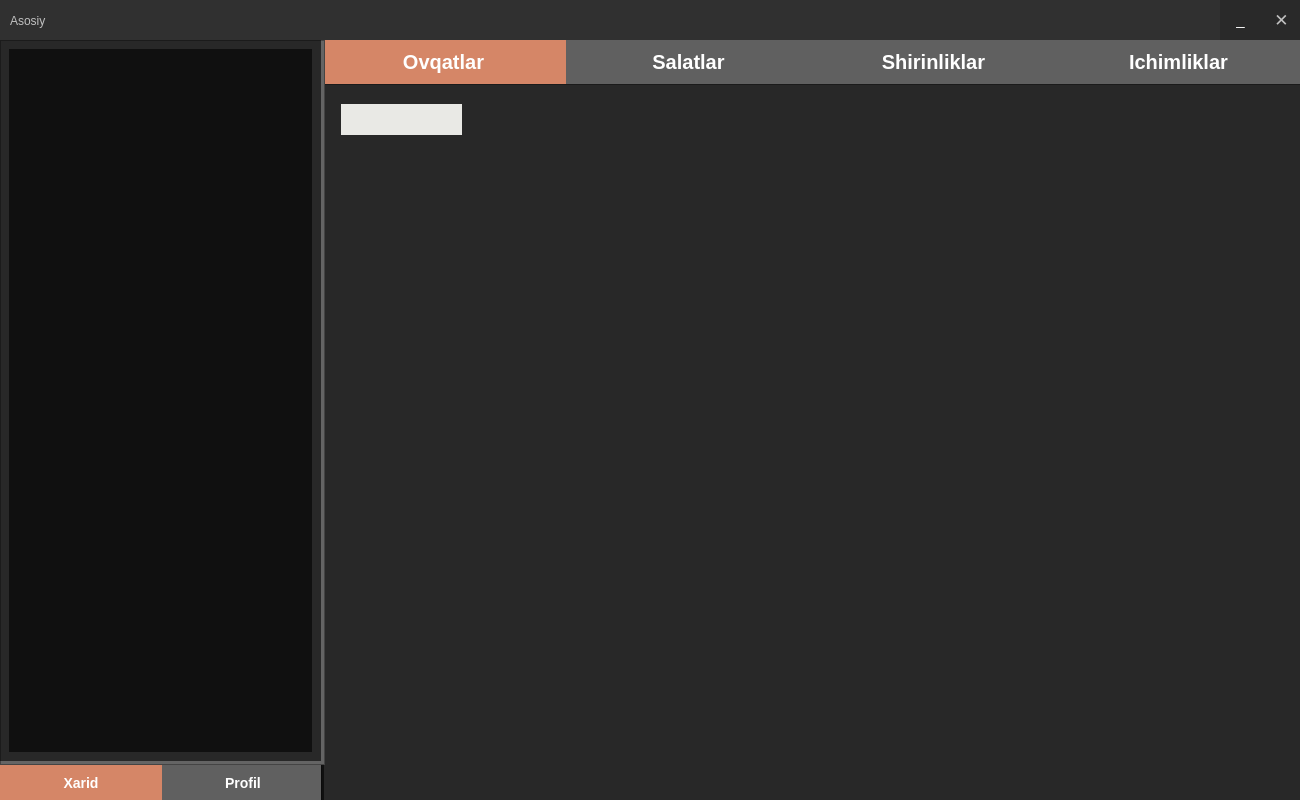
Old version of the form design/main_user.ui in the repository Ahmadjon-Ergashev/Restaurant.
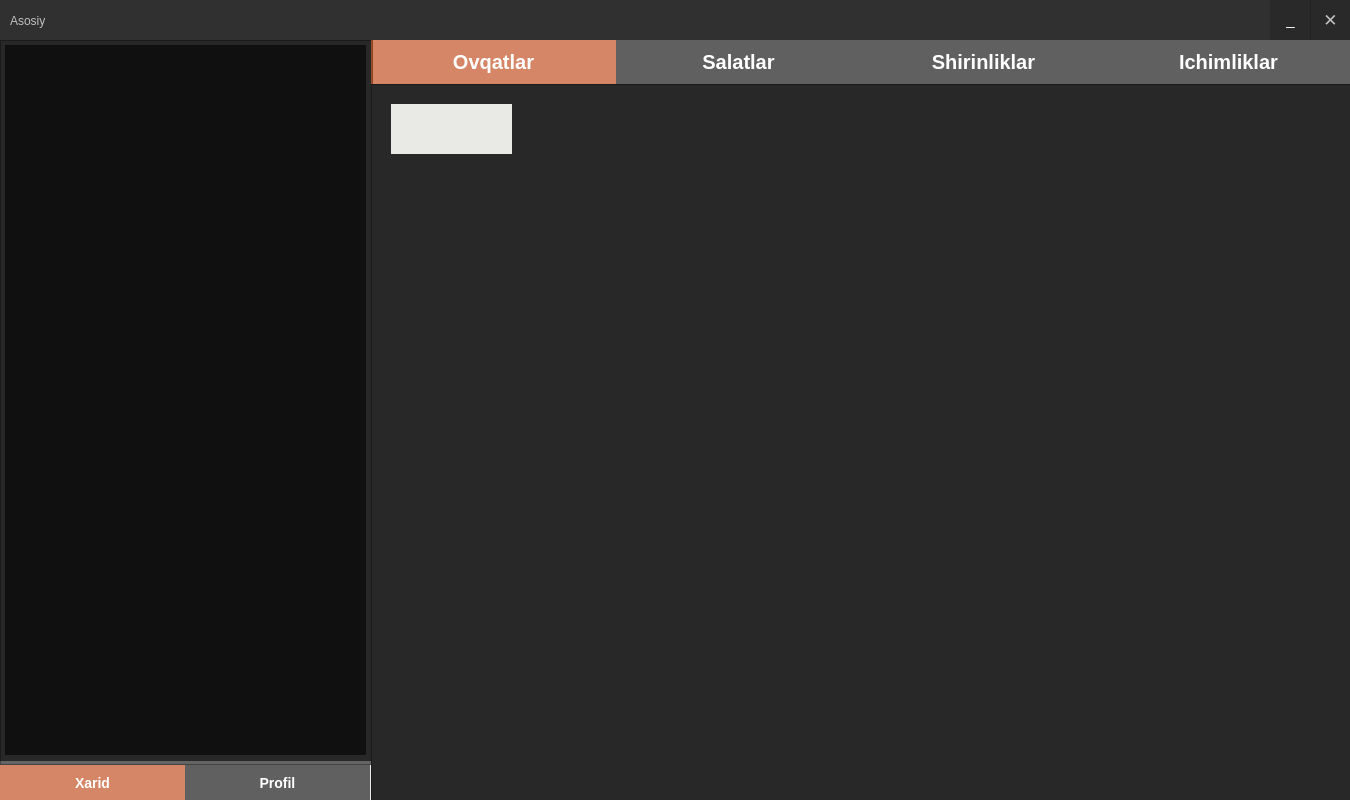
New version of the form. Icons and pictures are not drawn.

The edit to the form file:
```diff
--- a/design/main_user.ui
+++ b/design/main_user.ui
@@ -6,19 +6,19 @@
    <rect>
     <x>0</x>
     <y>0</y>
-    <width>1300</width>
+    <width>1350</width>
     <height>800</height>
    </rect>
   </property>
   <property name="minimumSize">
    <size>
-    <width>1300</width>
+    <width>1350</width>
     <height>800</height>
    </size>
   </property>
   <property name="maximumSize">
    <size>
-    <width>1300</width>
+    <width>1350</width>
     <height>800</height>
    </size>
   </property>
@@ -39,7 +39,7 @@
      <rect>
       <x>0</x>
       <y>0</y>
-      <width>1301</width>
+      <width>1351</width>
       <height>40</height>
      </rect>
     </property>
@@ -92,7 +92,7 @@
     <widget class="QPushButton" name="btn_close">
      <property name="geometry">
       <rect>
-       <x>1261</x>
+       <x>1310</x>
        <y>0</y>
        <width>41</width>
        <height>40</height>
@@ -127,7 +127,7 @@
     <widget class="QPushButton" name="btn_minimize">
      <property name="geometry">
       <rect>
-       <x>1220</x>
+       <x>1270</x>
        <y>0</y>
        <width>41</width>
        <height>40</height>
@@ -162,7 +162,7 @@
    <widget class="QTabWidget" name="tabWidget">
     <property name="geometry">
      <rect>
-      <x>321</x>
+      <x>371</x>
       <y>40</y>
       <width>981</width>
       <height>763</height>
@@ -258,9 +258,15 @@
          <x>20</x>
          <y>20</y>
          <width>121</width>
-         <height>31</height>
+         <height>50</height>
         </rect>
        </property>
+       <property name="minimumSize">
+        <size>
+         <width>50</width>
+         <height>50</height>
+        </size>
+       </property>
        <property name="text">
         <string>PushButton</string>
        </property>
@@ -345,7 +351,7 @@
      <rect>
       <x>0</x>
       <y>40</y>
-      <width>325</width>
+      <width>373</width>
       <height>761</height>
      </rect>
     </property>
@@ -365,7 +371,7 @@
 
  }
 QTabBar::tab{
- width: 142px;
+ width: 165px;
   background: rgba(0,0,0,0.6);
   color: white;
   padding: 10px;
@@ -387,7 +393,9 @@
 QFrame:hover{
 	background: rgba(0,0,0,0.7);
 }
-</string>
+QLabel{
+color: white;
+}</string>
     </property>
     <property name="tabPosition">
      <enum>QTabWidget::South</enum>
@@ -404,7 +412,7 @@
        <rect>
         <x>0</x>
         <y>0</y>
-        <width>321</width>
+        <width>371</width>
         <height>721</height>
        </rect>
       </property>
@@ -414,9 +422,26 @@
       <property name="frameShadow">
        <enum>QFrame::Raised</enum>
       </property>
-      <layout class="QVBoxLayout" name="verticalLayout">
-       <item>
         <widget class="QScrollArea" name="scrollArea">
+       <property name="geometry">
+        <rect>
+         <x>5</x>
+         <y>5</y>
+         <width>361</width>
+         <height>710</height>
+        </rect>
+       </property>
+       <property name="styleSheet">
+        <string notr="true">QPushButton{
+background:rgba(0, 0, 0,0.15);
+border-radius:none;
+color: white;
+}
+
+QPushButton:hover{
+background:rgba(0, 0, 0,0.6)
+}</string>
+       </property>
          <property name="widgetResizable">
           <bool>true</bool>
          </property>
@@ -425,26 +450,24 @@
            <rect>
             <x>0</x>
             <y>0</y>
-            <width>303</width>
-            <height>703</height>
-           </rect>
-          </property>
-          <layout class="QVBoxLayout" name="verticalLayout_3">
-           <item>
+          <width>361</width>
+          <height>710</height>
+         </rect>
+        </property>
             <layout class="QVBoxLayout" name="verticalLayout_2">
-             <property name="spacing">
-              <number>0</number>
-             </property>
              <property name="sizeConstraint">
-              <enum>QLayout::SetMaximumSize</enum>
-             </property>
+          <enum>QLayout::SetMinAndMaxSize</enum>
+         </property>
+         <item>
+          <layout class="QFormLayout" name="formLayout">
+           <property name="verticalSpacing">
+            <number>10</number>
+           </property>
             </layout>
            </item>
           </layout>
          </widget>
         </widget>
-       </item>
-      </layout>
      </widget>
     </widget>
     <widget class="QWidget" name="tab_profil">
@@ -456,7 +479,7 @@
        <rect>
         <x>0</x>
         <y>0</y>
-        <width>331</width>
+        <width>375</width>
         <height>731</height>
        </rect>
       </property>
@@ -472,7 +495,7 @@
          <rect>
           <x>0</x>
           <y>0</y>
-          <width>331</width>
+          <width>371</width>
           <height>691</height>
          </rect>
         </property>
@@ -493,7 +516,7 @@
          <rect>
           <x>0</x>
           <y>0</y>
-          <width>331</width>
+          <width>371</width>
           <height>691</height>
          </rect>
         </property>
@@ -508,6 +531,9 @@
      </widget>
     </widget>
    </widget>
+   <zorder>tabWidget_2</zorder>
+   <zorder>frame_2</zorder>
+   <zorder>tabWidget</zorder>
   </widget>
  </widget>
  <resources>
```
Lines whose indentation alone changed are shown as unchanged.
